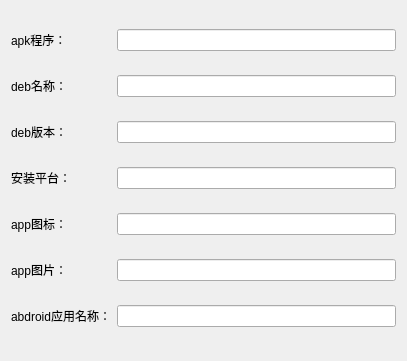
Above: untitled1/apkinfowindow.ui from lwh2398819901/debProject before the change. Below: the same form after it.
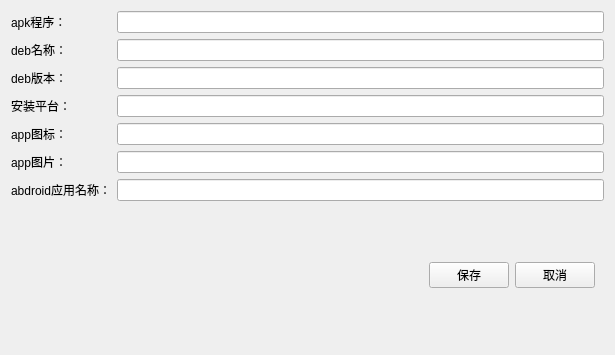
That is the form after the change.

Commit message: 添加apk功能完成，保存功能未完善

```diff
--- a/untitled1/apkinfowindow.ui
+++ b/untitled1/apkinfowindow.ui
@@ -6,8 +6,8 @@
    <rect>
     <x>0</x>
     <y>0</y>
-    <width>407</width>
-    <height>361</height>
+    <width>615</width>
+    <height>355</height>
    </rect>
   </property>
   <property name="windowTitle">
@@ -21,7 +21,7 @@
      </property>
     </widget>
    </item>
-   <item row="0" column="1">
+   <item row="0" column="2">
     <widget class="QLineEdit" name="apkNameLine"/>
    </item>
    <item row="1" column="0">
@@ -31,7 +31,7 @@
      </property>
     </widget>
    </item>
-   <item row="1" column="1">
+   <item row="1" column="2">
     <widget class="QLineEdit" name="debNameLine"/>
    </item>
    <item row="2" column="0">
@@ -41,7 +41,7 @@
      </property>
     </widget>
    </item>
-   <item row="2" column="1">
+   <item row="2" column="2">
     <widget class="QLineEdit" name="debVerLine"/>
    </item>
    <item row="3" column="0">
@@ -51,7 +51,7 @@
      </property>
     </widget>
    </item>
-   <item row="3" column="1">
+   <item row="3" column="2">
     <widget class="QLineEdit" name="platformLine"/>
    </item>
    <item row="4" column="0">
@@ -61,7 +61,7 @@
      </property>
     </widget>
    </item>
-   <item row="4" column="1">
+   <item row="4" column="2">
     <widget class="QLineEdit" name="desktopLine"/>
    </item>
    <item row="5" column="0">
@@ -71,19 +71,52 @@
      </property>
     </widget>
    </item>
-   <item row="5" column="1">
+   <item row="5" column="2">
     <widget class="QLineEdit" name="appIconLine"/>
    </item>
-   <item row="6" column="0">
+   <item row="6" column="0" colspan="2">
     <widget class="QLabel" name="label_7">
      <property name="text">
       <string>abdroid应用名称：</string>
      </property>
     </widget>
    </item>
-   <item row="6" column="1">
+   <item row="6" column="2">
     <widget class="QLineEdit" name="appNameLine"/>
    </item>
+   <item row="7" column="0" colspan="3">
+    <widget class="QWidget" name="widget" native="true">
+     <layout class="QHBoxLayout" name="horizontalLayout">
+      <item>
+       <spacer name="horizontalSpacer">
+        <property name="orientation">
+         <enum>Qt::Horizontal</enum>
+        </property>
+        <property name="sizeHint" stdset="0">
+         <size>
+          <width>458</width>
+          <height>20</height>
+         </size>
+        </property>
+       </spacer>
+      </item>
+      <item>
+       <widget class="QPushButton" name="pushButton">
+        <property name="text">
+         <string>保存</string>
+        </property>
+       </widget>
+      </item>
+      <item>
+       <widget class="QPushButton" name="pushButton_2">
+        <property name="text">
+         <string>取消</string>
+        </property>
+       </widget>
+      </item>
+     </layout>
+    </widget>
+   </item>
   </layout>
  </widget>
  <resources/>
```
The commit also changes 23 other files.
